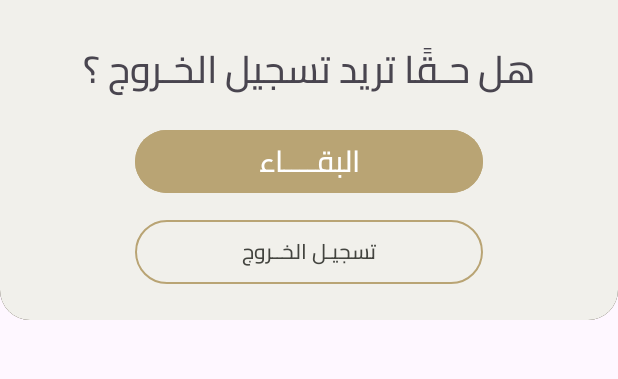
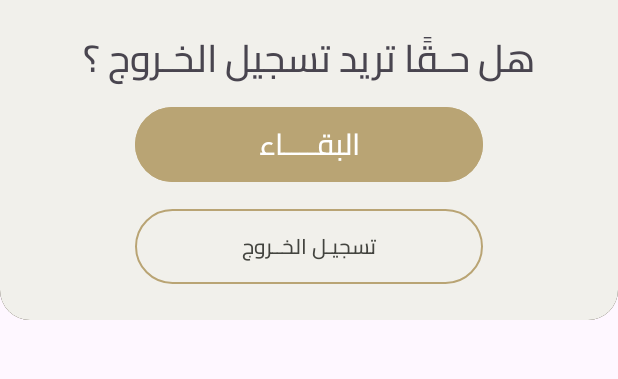
Before and after one commit to MohamedElattar22/Mawruth, an Android app: the layout logout_dialog_design.xml on its own in the app's theme, with its tools: preview values and no code run, on a phone screen of 412 x 824 dp, the part 160-539 px from its top. Run offline under Robolectric (Android 15) with nearby library versions, the light colour scheme and no system bars; network calls fail.

Commit message:
edit museum recycler view size

```diff
--- a/app/build.gradle.kts
+++ b/app/build.gradle.kts
@@ -54,6 +54,7 @@ dependencies {
     implementation("androidx.navigation:navigation-fragment-ktx:2.7.7")
     implementation("androidx.navigation:navigation-ui-ktx:2.7.7")
     implementation("androidx.navigation:navigation-fragment:2.7.7")
+    implementation("androidx.legacy:legacy-support-v4:1.0.0")
     testImplementation("junit:junit:4.13.2")
     androidTestImplementation("androidx.test.ext:junit:1.1.5")
     androidTestImplementation("androidx.test.espresso:espresso-core:3.5.1")
--- a/app/src/main/res/layout/home_content.xml
+++ b/app/src/main/res/layout/home_content.xml
@@ -127,7 +127,7 @@
             <androidx.recyclerview.widget.RecyclerView
                 android:id="@+id/museum_rec"
                 android:layout_width="match_parent"
-                android:layout_height="wrap_content"
+                android:layout_height="0dp"
                 android:layout_marginTop="10dp"
                 android:orientation="vertical"
                 android:padding="10dp"
--- a/app/src/main/res/layout/logout_dialog_design.xml
+++ b/app/src/main/res/layout/logout_dialog_design.xml
@@ -33,7 +33,7 @@
 
             <TextView
                 android:layout_width="wrap_content"
-                android:layout_height="wrap_content"
+                android:layout_height="0dp"
                 android:layout_gravity="center"
                 android:layout_weight="1"
                 android:fontFamily="@font/cairo_semibold"
@@ -44,7 +44,7 @@
             <com.google.android.material.button.MaterialButton
                 android:id="@+id/stay"
                 android:layout_width="match_parent"
-                android:layout_height="25dp"
+                android:layout_height="0dp"
                 android:layout_marginHorizontal="80dp"
                 android:layout_weight="1"
                 android:backgroundTint="@color/mainSand"
@@ -55,7 +55,7 @@
             <com.google.android.material.button.MaterialButton
                 android:id="@+id/log"
                 android:layout_width="match_parent"
-                android:layout_height="25dp"
+                android:layout_height="0dp"
                 android:layout_marginHorizontal="80dp"
                 android:layout_marginVertical="10dp"
                 android:layout_weight="1"
```
Also changed, not shown: app/src/main/res/drawable/email_confiem.png (added), app/src/main/res/drawable/full_size_log.png (added), app/src/main/res/drawable/long_texture.png (added), app/src/main/res/drawable/maps.png (added), app/src/main/res/drawable/success_animation.gif (added).
